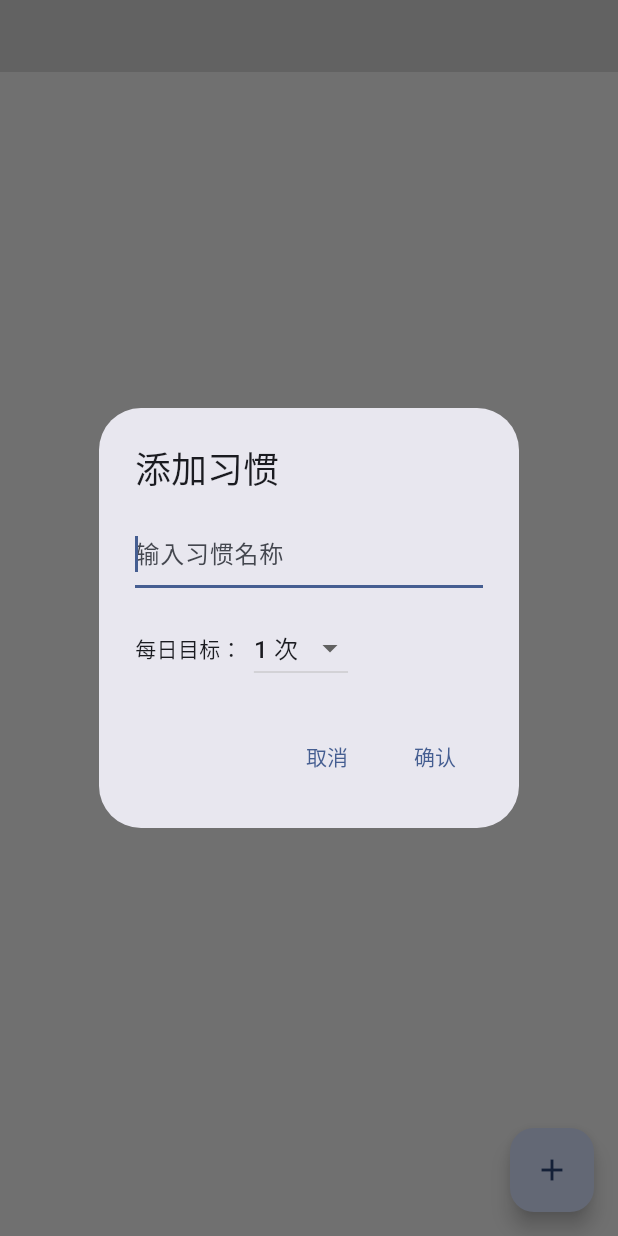
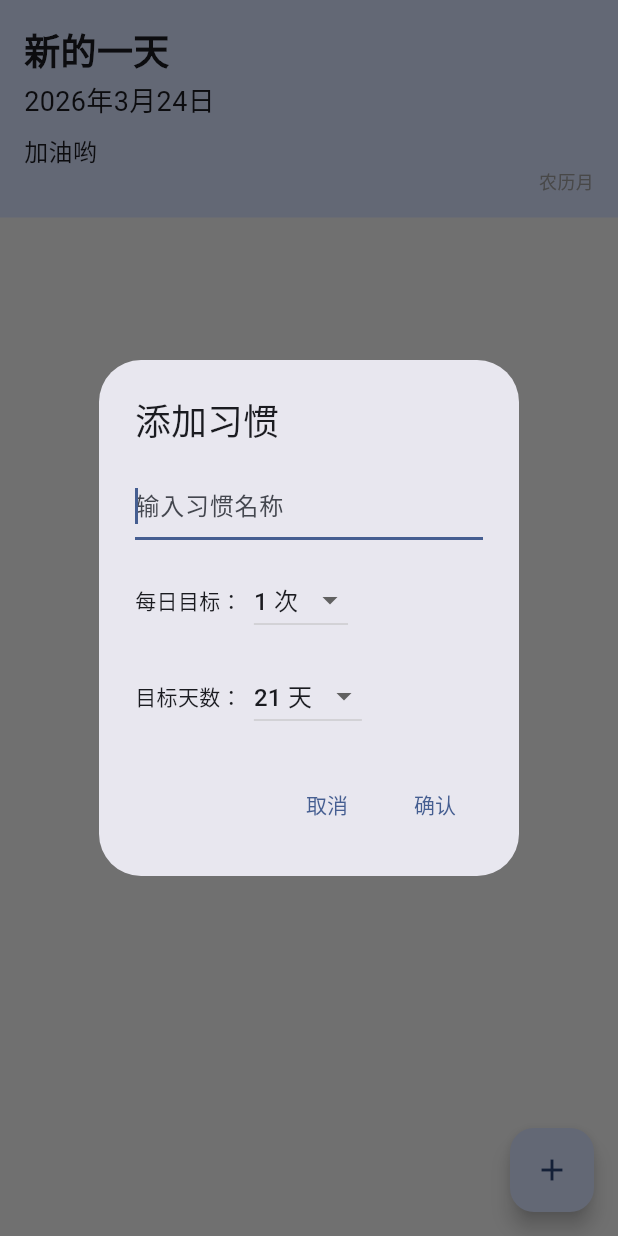
Before and after one commit to chakeo/try_your_best, a Flutter app: the screen it shows after launch, after a tap on the "add" icon, on a phone screen of 412 x 824 dp. Run offline on Flutter 3.47's test engine with Material 3 defaults, Android fonts, the phone set to English and light mode, and no system bars; our stand-ins replace shared_preferences; missing offline and left inert: lunar.

Commit message:
feat: add target days feature for habits
- Add targetDays field to Habit model with default value of 21
- Add target days selector in AddHabitDialog (7/14/21/30/60/90/100 days)
- Update tests to reflect model changes
- Add documentation and new test files

Co-Authored-By: Claude Sonnet 4.6 <noreply@anthropic.com>

```diff
--- a/lib/models/habit.dart
+++ b/lib/models/habit.dart
@@ -3,6 +3,7 @@ class Habit {
   final String name;
   final List<String> checkedDates;
   final int dailyGoal;
+  final int targetDays;
   final Map<String, int> checkCounts;
 
   Habit({
@@ -10,6 +11,7 @@ class Habit {
     required this.name,
     required this.checkedDates,
     this.dailyGoal = 1,
+    this.targetDays = 21,
     Map<String, int>? checkCounts,
   }) : checkCounts = checkCounts ?? {};
 
@@ -19,6 +21,7 @@ class Habit {
       name: json['name'],
       checkedDates: List<String>.from(json['checkedDates']),
       dailyGoal: json['dailyGoal'] ?? 1,
+      targetDays: json['targetDays'] ?? 21,
       checkCounts: json['checkCounts'] != null ? Map<String, int>.from(json['checkCounts']) : {},
     );
   }
@@ -29,6 +32,7 @@ class Habit {
       'name': name,
       'checkedDates': checkedDates,
       'dailyGoal': dailyGoal,
+      'targetDays': targetDays,
       'checkCounts': checkCounts,
     };
   }
--- a/lib/widgets/add_habit_dialog.dart
+++ b/lib/widgets/add_habit_dialog.dart
@@ -10,6 +10,7 @@ class AddHabitDialog extends StatefulWidget {
 class _AddHabitDialogState extends State<AddHabitDialog> {
   final _controller = TextEditingController();
   int _dailyGoal = 1;
+  int _targetDays = 21;
 
   @override
   void dispose() {
@@ -43,6 +44,20 @@ class _AddHabitDialogState extends State<AddHabitDialog> {
               ),
             ],
           ),
+          const SizedBox(height: 16),
+          Row(
+            children: [
+              const Text('目标天数：'),
+              const SizedBox(width: 8),
+              DropdownButton<int>(
+                value: _targetDays,
+                items: [7, 14, 21, 30, 60, 90, 100]
+                    .map((n) => DropdownMenuItem(value: n, child: Text('$n 天')))
+                    .toList(),
+                onChanged: (value) => setState(() => _targetDays = value!),
+              ),
+            ],
+          ),
         ],
       ),
       actions: [
@@ -53,7 +68,7 @@ class _AddHabitDialogState extends State<AddHabitDialog> {
         TextButton(
           onPressed: () {
             if (_controller.text.trim().isNotEmpty) {
-              Navigator.pop(context, {'name': _controller.text.trim(), 'dailyGoal': _dailyGoal});
+              Navigator.pop(context, {'name': _controller.text.trim(), 'dailyGoal': _dailyGoal, 'targetDays': _targetDays});
             }
           },
           child: const Text('确认'),
--- /dev/null
+++ b/lib/widgets/header_widget.dart
@@ -0,0 +1,34 @@
+import 'package:flutter/material.dart';
+import 'package:lunar/lunar.dart';
+
+class HeaderWidget extends StatelessWidget {
+  const HeaderWidget({super.key});
+
+  @override
+  Widget build(BuildContext context) {
+    final now = DateTime.now();
+    final lunar = Lunar.fromDate(now);
+
+    return Container(
+      padding: const EdgeInsets.all(16),
+      decoration: BoxDecoration(
+        color: Theme.of(context).colorScheme.primaryContainer,
+      ),
+      child: Column(
+        crossAxisAlignment: CrossAxisAlignment.start,
+        children: [
+          const Text('新的一天', style: TextStyle(fontSize: 24, fontWeight: FontWeight.bold)),
+          const SizedBox(height: 4),
+          Text('${now.year}年${now.month}月${now.day}日', style: const TextStyle(fontSize: 18)),
+          const SizedBox(height: 8),
+          const Text('加油哟', style: TextStyle(fontSize: 16)),
+          Align(
+            alignment: Alignment.bottomRight,
+            child: Text('农历${lunar.getMonthInChinese()}月${lunar.getDayInChinese()}',
+              style: const TextStyle(fontSize: 12, color: Colors.grey)),
+          ),
+        ],
+      ),
+    );
+  }
+}
--- a/pubspec.yaml
+++ b/pubspec.yaml
@@ -36,6 +36,7 @@ dependencies:
   cupertino_icons: ^1.0.8
   shared_preferences: ^2.2.2
   intl: ^0.19.0
+  lunar: ^1.7.8
 
 dev_dependencies:
   flutter_test:
```
Also changed, not shown: pubspec.lock, 7 other files.
